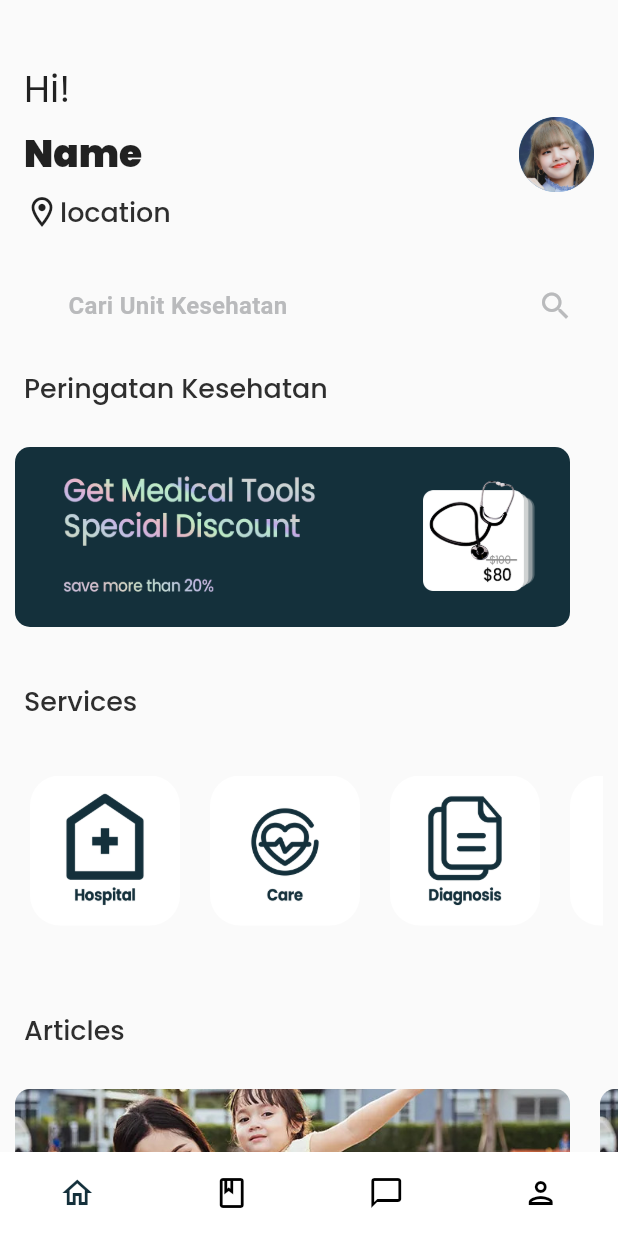
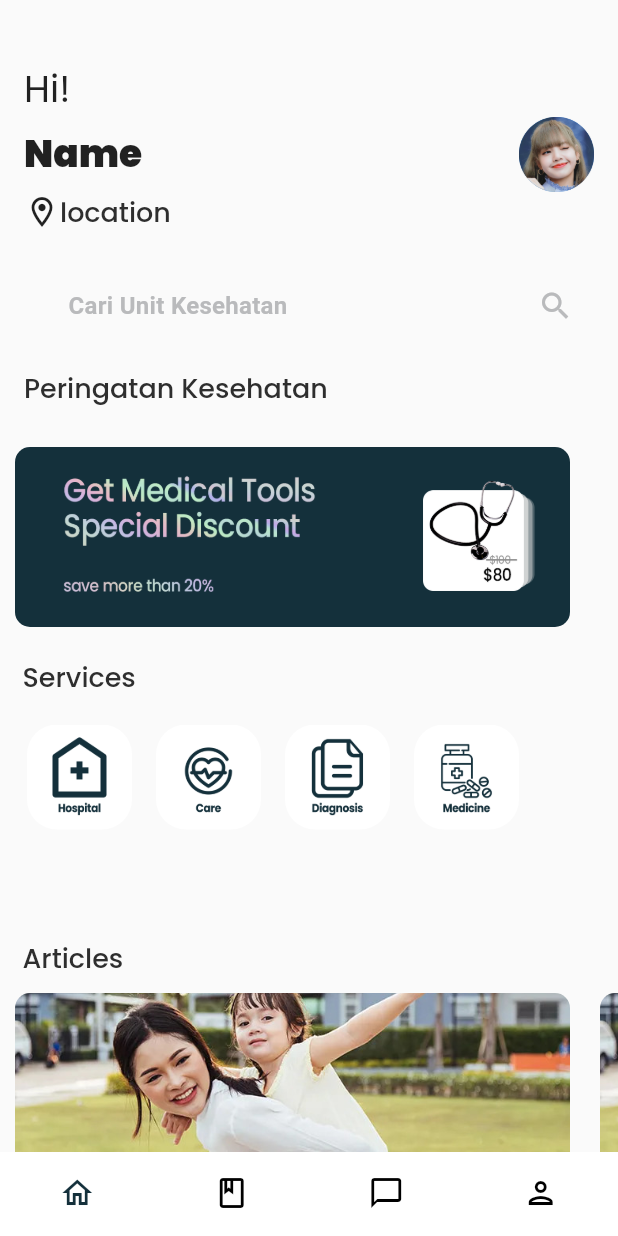
Before and after one commit to naufalhakim23/medicare_uiredesign, a Flutter app: the screen it shows after launch, on a phone screen of 412 x 824 dp. Run offline on Flutter 3.47's test engine with Material 2 defaults, Android fonts, the phone set to English and light mode, and no system bars; our stand-ins replace flutter_screenutil, get; Roboto replaces fonts that are missing (WorkSans).

Commit message:
re- adjusting padding size

```diff
--- a/lib/pages/home/article.dart
+++ b/lib/pages/home/article.dart
@@ -12,7 +12,7 @@ class Article extends StatelessWidget {
           physics: ClampingScrollPhysics(),
           child: Container(
             child: Padding(
-              padding: const EdgeInsets.all(16.0),
+              padding: const EdgeInsets.only(left: 15),
               child: Column(
                 mainAxisAlignment: MainAxisAlignment.spaceBetween,
                 children: <Widget>[
--- a/lib/pages/home/services.dart
+++ b/lib/pages/home/services.dart
@@ -16,7 +16,7 @@ class _serviceAppState extends State<serviceApp> {
           physics: ClampingScrollPhysics(),
           child: Container(
             child: Padding(
-              padding: const EdgeInsets.all(16.0),
+              padding: const EdgeInsets.only(left: 15),
               child: Column(
                 mainAxisAlignment: MainAxisAlignment.spaceBetween,
                 children: <Widget>[
@@ -46,23 +46,20 @@ class ServiceSlider extends StatelessWidget {
   Widget build(BuildContext context) {
     // TODO: implement build
     return Padding(
-      padding: EdgeInsets.all(10),
+      padding: EdgeInsets.all(8),
       child: Column(
         crossAxisAlignment: CrossAxisAlignment.start,
         mainAxisAlignment: MainAxisAlignment.spaceBetween,
         children: <Widget>[
           Container(
-            height: 100,
-            width: 100,
+            height: 70,
+            width: 70,
             decoration: BoxDecoration(
               image: DecorationImage(
                   image: AssetImage(imagePath), fit: BoxFit.cover),
               borderRadius: BorderRadius.circular(20),
             ),
           ),
-          SizedBox(
-            height: 16,
-          ),
         ],
       ),
     );
```
